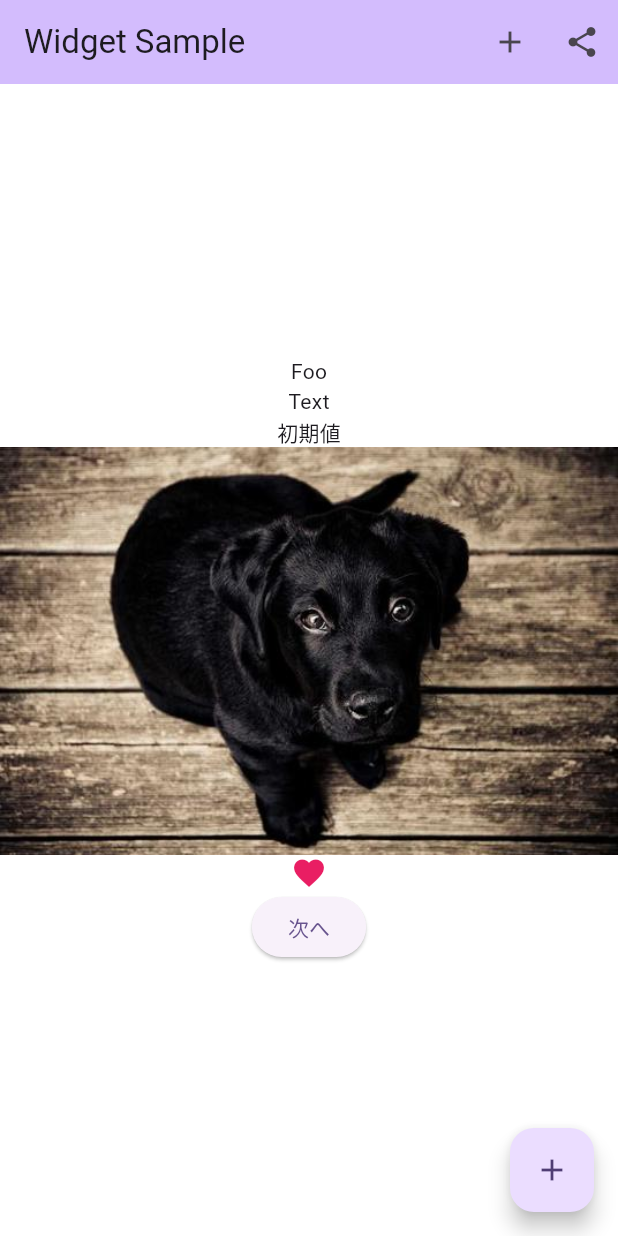
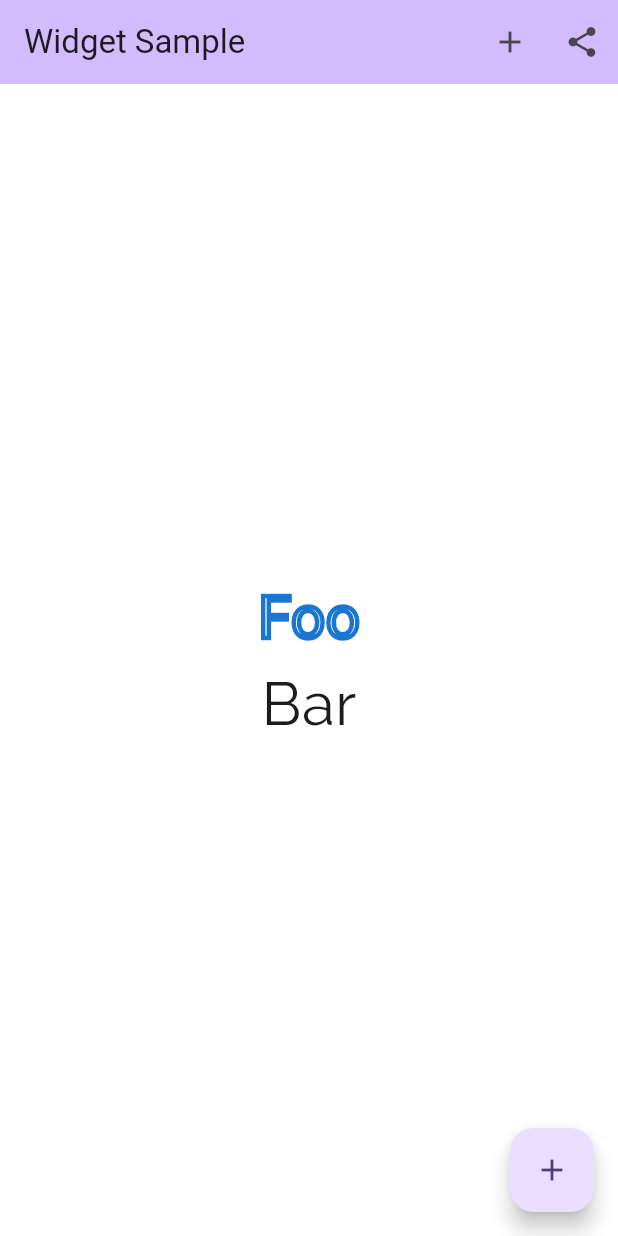
Before and after one commit to maeta187/flutter-basic-learning, a Flutter app: the screen it shows after launch, on a phone screen of 412 x 824 dp. Run offline on Flutter 3.47's test engine with Material 3 defaults, Android fonts, the light colour scheme and no system bars.

Commit message:
💄 : テキストのスタイル変更

```diff
--- a/lib/main.dart
+++ b/lib/main.dart
@@ -72,42 +72,23 @@ class _MyHomePageState extends State<MyHomePage> {
             mainAxisAlignment: MainAxisAlignment.center,
             crossAxisAlignment: CrossAxisAlignment.center,
             children: <Widget>[
-              const Text(
+              Text(
                 'Foo',
+                style: TextStyle(
+                    fontSize: 40,
+                    // color: Colors.purpleAccent,
+                    // fontWeight: FontWeight.bold,
+                    // fontStyle: FontStyle.italic,
+                    // decoration: TextDecoration.underline,
+                    foreground: Paint()
+                      ..style = PaintingStyle.stroke
+                      ..strokeWidth = 3
+                      ..color = Colors.blue[700]!),
               ),
               const Text(
-                'Text',
-              ),
-              Text(text),
-              // pubspec.yamlにパスを追加して画像を表示
-              Image.asset('images/dog.jpg'),
-              Icon(
-                Icons.favorite,
-                color: Colors.pink,
-                size: 24.0,
-                semanticLabel: 'Text to announce in accessibility modes',
-              ),
-              // Image.network(
-              //     'https://flutter.github.io/assets-for-api-docs/assets/widgets/owl.jpg'),
-              // const Image(
-              //   image: NetworkImage(
-              //       'https://flutter.github.io/assets-for-api-docs/assets/widgets/owl.jpg'),
-              // ),
-              ElevatedButton(
-                onPressed: () async {
-                  final result = await Navigator.push(
-                    context,
-                    MaterialPageRoute<String>(
-                      builder: (context) => const NextPage('Bar'),
-                    ),
-                  );
-                  setState(() {
-                    text = result ?? 'text';
-                  });
-                  developer.log('Navigation result: $result');
-                },
-                child: const Text('次へ'),
-              ),
+                'Bar',
+                style: TextStyle(fontSize: 40, fontFamily: 'Raleway'),
+              )
             ],
           ),
         ),
```
